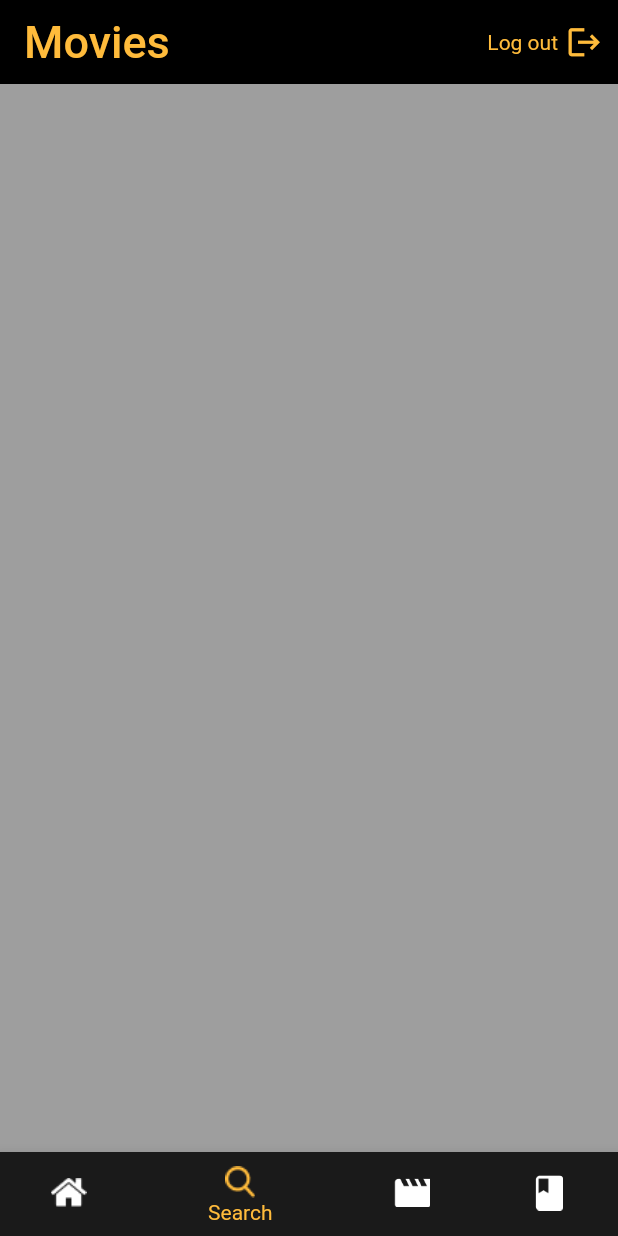
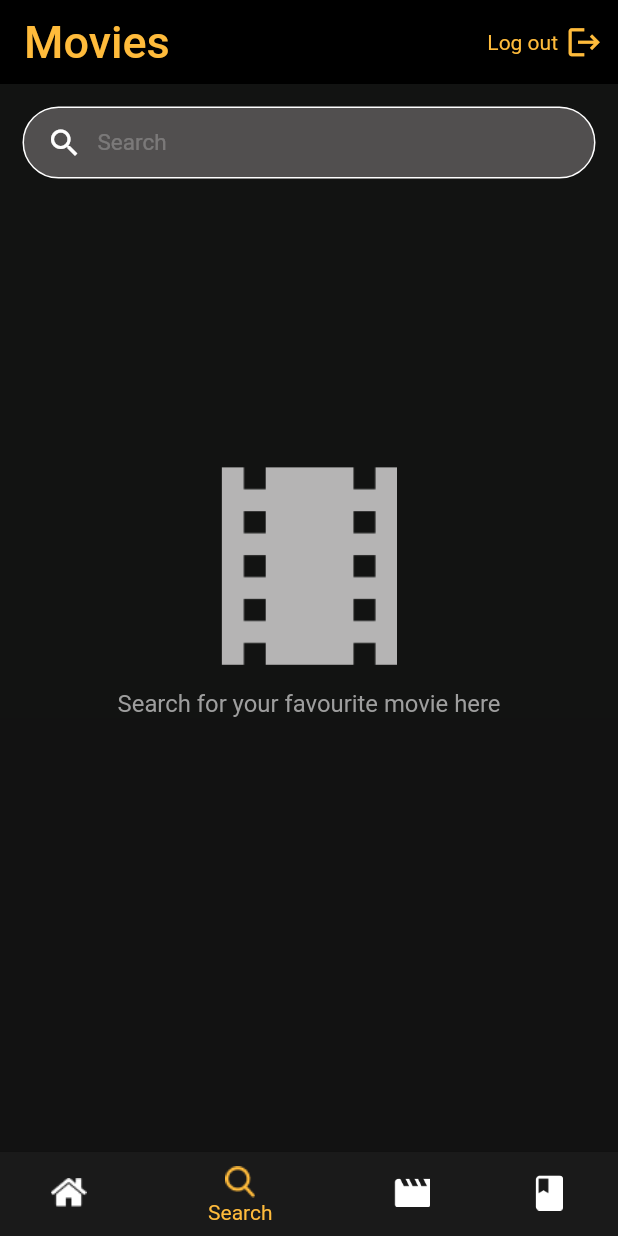
Before and after one commit to Maisherif20/movie_update, a Flutter app: the screen it shows after launch, item 2 of the bottom bar chosen, on a phone screen of 412 x 824 dp. Run offline on Flutter 3.47's test engine with Material 3 defaults, Android fonts, the phone set to English and light mode, and no system bars; our stand-ins replace cloud_firestore, dartz, firebase_auth, firebase_core, flutter_bloc, flutter_screenutil and 5 more; missing offline and left inert: telephony; accounts and stored records are empty; network calls fail.

Commit message:
+ search tab

```diff
--- a/lib/data_layer/dataSourceContract/movies_data_source.dart
+++ b/lib/data_layer/dataSourceContract/movies_data_source.dart
@@ -9,4 +9,6 @@ abstract class MoviesDataSource {
   Future<Either<MovieResponse, String>> getRecommendedMovies();
   Future<Either<MovieResponse, String>> getMoreLike(String movieId);
   Future<Either<DetailsResponse, String>> getMoviesDetails(String movieId);
+
+  Future<Either<MovieResponse, String>> searchForMovie(String query);
 }
--- a/lib/domain_layer/reposatoryContract/moviesRepository.dart
+++ b/lib/domain_layer/reposatoryContract/moviesRepository.dart
@@ -7,5 +7,7 @@ abstract class MoviesReposatory{
   Future<Either<MoviesEntity , String>> getNewReleaseMovies();
   Future<Either<MoviesEntity , String>> getRecommendedMovies();
   Future<Either<MoviesEntity , String>> getMoreLike(String movieId);
-  Future<Either<DetailsEntity , String>> getdMoviesDetails(String movieId);
+  Future<Either<DetailsEntity, String>> getdMoviesDetails(String movieId);
+
+  Future<Either<MoviesEntity, String>> searchForMovie(String query);
 }
--- /dev/null
+++ b/lib/presentation_layer/ui/tabs/searchTab/search.dart
@@ -0,0 +1,29 @@
+import 'package:flutter/material.dart';
+import 'package:untitled/presentation_layer/ui/tabs/searchTab/searchView.dart';
+
+class Search extends SearchDelegate {
+  @override
+  List<Widget>? buildActions(BuildContext context) {}
+
+  @override
+  Widget? buildLeading(BuildContext context) {}
+
+  @override
+  Widget buildResults(BuildContext context) {
+    return SearchView(
+      query: query,
+    );
+  }
+
+  @override
+  Widget buildSuggestions(BuildContext context) {
+    return const Center(
+      child: Column(
+        mainAxisAlignment: MainAxisAlignment.center,
+        children: [
+          Text("Please Enter Text"),
+        ],
+      ),
+    );
+  }
+}
--- a/lib/presentation_layer/ui/tabs/searchTab/searchTab.dart
+++ b/lib/presentation_layer/ui/tabs/searchTab/searchTab.dart
@@ -1,12 +1,73 @@
 import 'package:flutter/material.dart';
+import 'package:flutter_screenutil/flutter_screenutil.dart';
+import 'package:untitled/presentation_layer/ui/tabs/searchTab/search.dart';
 
 class SearchTab extends StatelessWidget {
   const SearchTab({super.key});
 
   @override
   Widget build(BuildContext context) {
-    return Container(
-      color: Colors.grey,
+    return Column(
+      crossAxisAlignment: CrossAxisAlignment.stretch,
+      children: [
+        Container(
+          color: const Color.fromRGBO(18, 19, 18, 1),
+          child: Column(
+            crossAxisAlignment: CrossAxisAlignment.stretch,
+            children: [
+              Padding(
+                padding: const EdgeInsets.all(15.0),
+                child: InkWell(
+                  onTap: () {
+                    showSearch(context: context, delegate: Search());
+                  },
+                  child: Container(
+                    decoration: BoxDecoration(
+                        borderRadius: BorderRadius.circular(25),
+                        border: Border.all(color: Colors.white, width: 1),
+                        color: Color.fromRGBO(81, 79, 79, 1)),
+                    width: 343,
+                    height: 48,
+                    child: const Padding(
+                      padding: EdgeInsets.only(left: 15),
+                      child: Row(
+                        children: [
+                          Icon(
+                            Icons.search,
+                            color: Colors.white,
+                          ),
+                          SizedBox(
+                            width: 10,
+                          ),
+                          Text("Search",
+                              style: TextStyle(
+                                  color: Colors.white24, fontSize: 15)),
+                        ],
+                      ),
+                    ),
+                  ),
+                ),
+              ),
+              SizedBox(
+                height: 200.h,
+              ),
+              Image.asset(
+                "assests/images/img_6.png",
+                height: 150.h,
+                width: 100.w,
+              ),
+              SizedBox(
+                height: 18.h,
+              ),
+              Text(
+                textAlign: TextAlign.center,
+                "Search for your favourite movie here",
+                style: TextStyle(color: Colors.grey, fontSize: 18.sp),
+              ),
+            ],
+          ),
+        ),
+      ],
     );
   }
 }
```
Also changed, not shown: lib/data_layer/api_manager/api_manager.dart (+16 -4 lines), lib/data_layer/dataSourceImpl/movies_data_source_impl.dart (+14 -0 lines), lib/data_layer/reposatoryImpl/movies_repository_impl.dart (+11 -1 lines), lib/domain_layer/useCase/searchUseCase.dart (added, +17 -0 lines), lib/presentation_layer/ui/tabs/searchTab/searchListWidget.dart (added, +75 -0 lines), lib/presentation_layer/ui/tabs/searchTab/searchView.dart (added, +88 -0 lines), lib/presentation_layer/ui/tabs/searchTab/searchViewMdel.dart (added, +42 -0 lines), assests/images/img_6.png (added), lib/generated/assets.dart, 1 other file.
